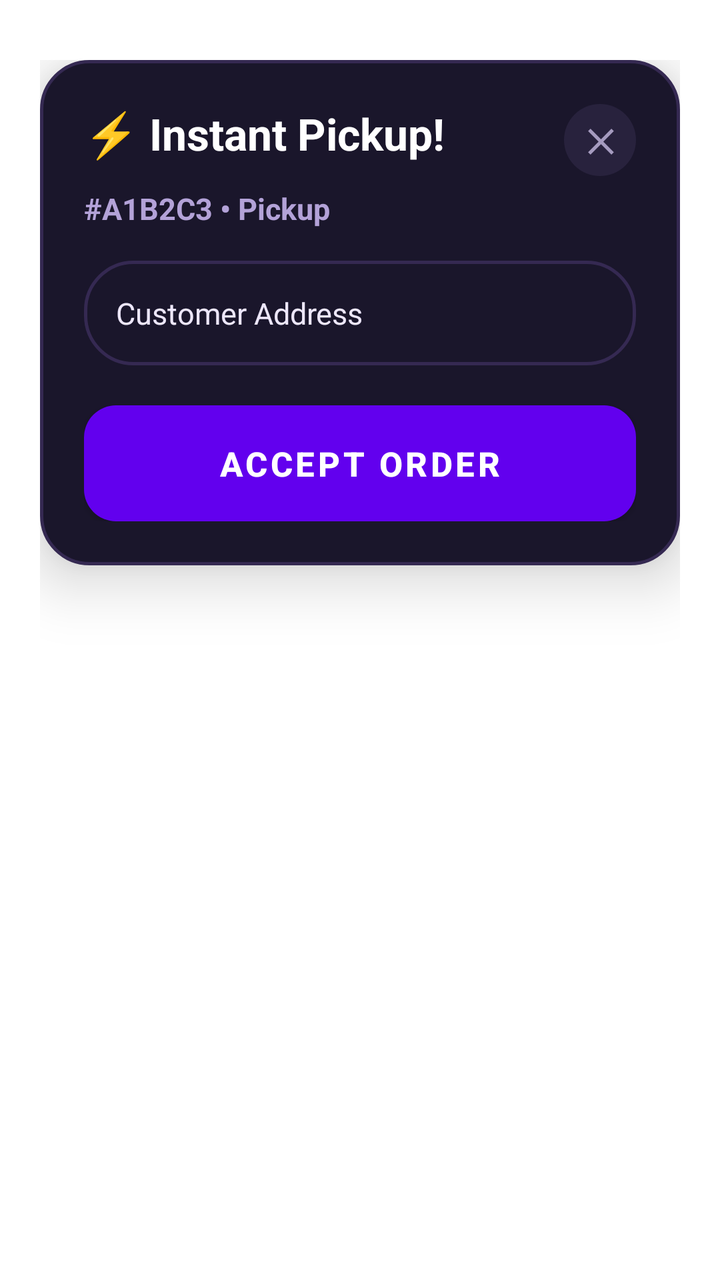
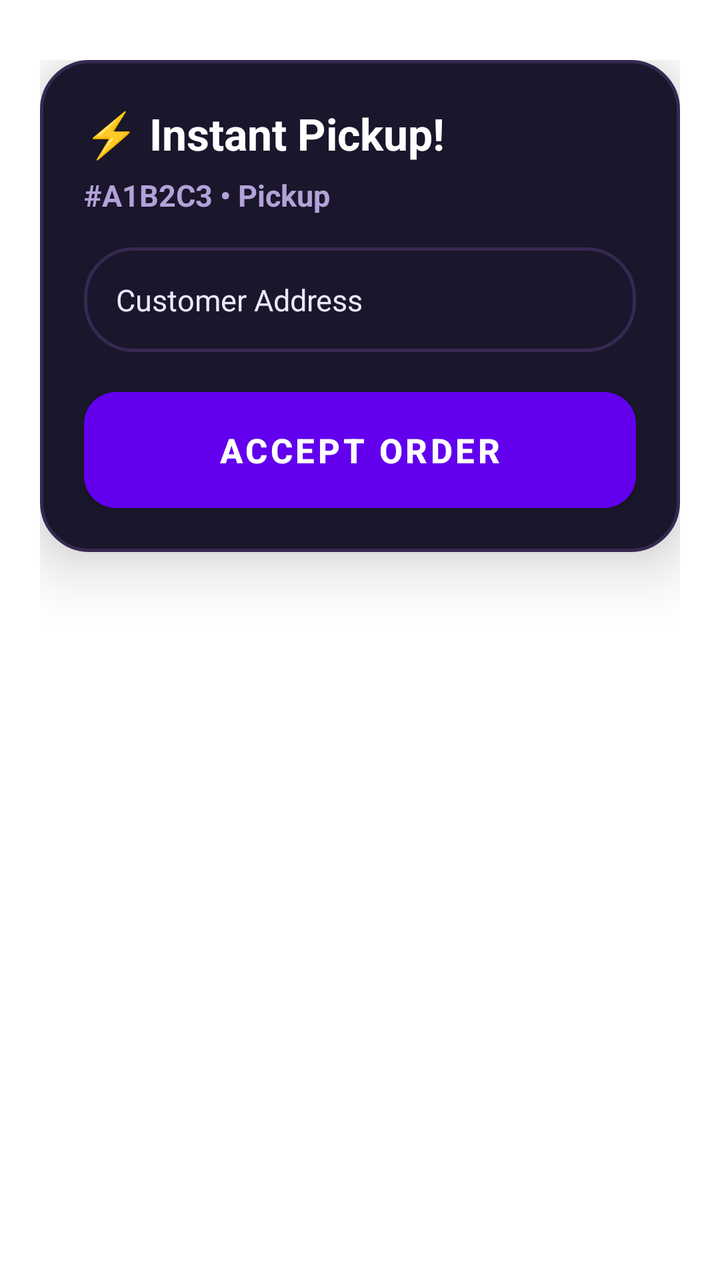

Compare the two renders of this Android layout. The source of the first and the diff that turns it into the second are given below.
<!-- AndroidManifest.xml: fallback theme Theme.MaterialComponents.DayNight.NoActionBar -->
<!-- res/layout/overlay_assignment_card.xml -->
<?xml version="1.0" encoding="utf-8"?>
<FrameLayout xmlns:android="http://schemas.android.com/apk/res/android"
    android:layout_width="match_parent"
    android:layout_height="wrap_content"
    android:paddingStart="20dp"
    android:paddingEnd="20dp"
    android:paddingTop="30dp"
    android:paddingBottom="30dp">

    <LinearLayout
        android:layout_width="match_parent"
        android:layout_height="wrap_content"
        android:orientation="vertical"
        android:background="@drawable/overlay_card_bg"
        android:elevation="18dp"
        android:padding="22dp">

        
        <RelativeLayout
            android:layout_width="match_parent"
            android:layout_height="wrap_content"
            android:layout_marginBottom="6dp">

            <TextView
                android:id="@+id/tvTitle"
                android:layout_width="wrap_content"
                android:layout_height="wrap_content"
                android:layout_alignParentStart="true"
                android:layout_toStartOf="@+id/btnClose"
                android:text="⚡ Instant Pickup!"
                android:textColor="#FFFFFF"
                android:textSize="22sp"
                android:textStyle="bold" />

            <TextView
                android:id="@+id/btnClose"
                android:layout_width="36dp"
                android:layout_height="36dp"
                android:layout_alignParentEnd="true"
                android:background="@drawable/overlay_btn_close"
                android:gravity="center"
                android:text="✕"
                android:textColor="#A59BBF"
                android:textSize="16sp"
                android:textStyle="bold" />
        </RelativeLayout>

        
        <TextView
            android:id="@+id/tvSubtitle"
            android:layout_width="wrap_content"
            android:layout_height="wrap_content"
            android:text="#A1B2C3 • Pickup"
            android:textColor="#B3A2D8"
            android:textSize="15sp"
            android:textStyle="bold"
            android:layout_marginBottom="16dp" />

        
        <LinearLayout
            android:layout_width="match_parent"
            android:layout_height="wrap_content"
            android:orientation="vertical"
            android:background="@drawable/overlay_card_bg"
            android:padding="16dp"
            android:layout_marginBottom="20dp">

            <TextView
                android:id="@+id/tvAddress"
                android:layout_width="match_parent"
                android:layout_height="wrap_content"
                android:text="Customer Address"
                android:textColor="#EDE7FB"
                android:textSize="15sp"
                android:lineSpacingExtra="3dp" />

            <TextView
                android:id="@+id/tvSlot"
                android:layout_width="wrap_content"
                android:layout_height="wrap_content"
                android:layout_marginTop="10dp"
                android:text="Slot: 10:00 AM - 12:00 PM"
                android:textColor="#F59E0B"
                android:textSize="14sp"
                android:textStyle="bold"
                android:visibility="gone" />
        </LinearLayout>

        
        <Button
            android:id="@+id/btnAccept"
            android:layout_width="match_parent"
            android:layout_height="58dp"
            android:background="@drawable/overlay_btn_accept"
            android:text="ACCEPT ORDER"
            android:textColor="#FFFFFF"
            android:textSize="17sp"
            android:textStyle="bold"
            android:elevation="4dp" />

    </LinearLayout>
</FrameLayout>
<!-- resources referenced by this layout -->
<resources>
  <!-- drawable overlay_btn_accept (drawable) -->
  <?xml version="1.0" encoding="utf-8"?>
  <ripple xmlns:android="http://schemas.android.com/apk/res/android"
      android:color="#B370FF">
      <item>
          <shape android:shape="rectangle">
              <solid android:color="#994BFF" />
              <corners android:radius="16dp" />
          </shape>
      </item>
  </ripple>
  <!-- drawable overlay_btn_close (drawable) -->
  <?xml version="1.0" encoding="utf-8"?>
  <ripple xmlns:android="http://schemas.android.com/apk/res/android"
      android:color="#4E4268">
      <item>
          <shape android:shape="oval">
              <solid android:color="#28223D" />
          </shape>
      </item>
  </ripple>
  <!-- drawable overlay_card_bg (drawable) -->
  <?xml version="1.0" encoding="utf-8"?>
  <shape xmlns:android="http://schemas.android.com/apk/res/android"
      android:shape="rectangle">
      <solid android:color="#1A162B" />
      <corners android:radius="24dp" />
      <stroke
          android:width="1.5dp"
          android:color="#352952" />
  </shape>
</resources>

<!-- the commit's change to res/layout/overlay_assignment_card.xml (unified diff, before → after) -->
@@ -23,10 +23,8 @@
 
             <TextView
                 android:id="@+id/tvTitle"
-                android:layout_width="wrap_content"
+                android:layout_width="match_parent"
                 android:layout_height="wrap_content"
-                android:layout_alignParentStart="true"
-                android:layout_toStartOf="@+id/btnClose"
                 android:text="⚡ Instant Pickup!"
                 android:textColor="#FFFFFF"
                 android:textSize="22sp"
@@ -34,15 +32,9 @@
 
             <TextView
                 android:id="@+id/btnClose"
-                android:layout_width="36dp"
-                android:layout_height="36dp"
-                android:layout_alignParentEnd="true"
-                android:background="@drawable/overlay_btn_close"
-                android:gravity="center"
-                android:text="✕"
-                android:textColor="#A59BBF"
-                android:textSize="16sp"
-                android:textStyle="bold" />
+                android:layout_width="0dp"
+                android:layout_height="0dp"
+                android:visibility="gone" />
         </RelativeLayout>
 
         
<!-- resource entries referenced after the edit -->
@@ -8,16 +8,6 @@
           <shape android:shape="rectangle">
               <solid android:color="#994BFF" />
               <corners android:radius="16dp" />
-          </shape>
-      </item>
-  </ripple>
-  <!-- drawable overlay_btn_close (drawable) -->
-  <?xml version="1.0" encoding="utf-8"?>
-  <ripple xmlns:android="http://schemas.android.com/apk/res/android"
-      android:color="#4E4268">
-      <item>
-          <shape android:shape="oval">
-              <solid android:color="#28223D" />
           </shape>
       </item>
   </ripple>
